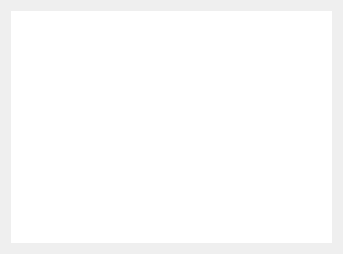
First picture: the form in pyqt5_ui/video_widget.ui, repository sandhavi/Intellihack_kodelabs, before the edit.
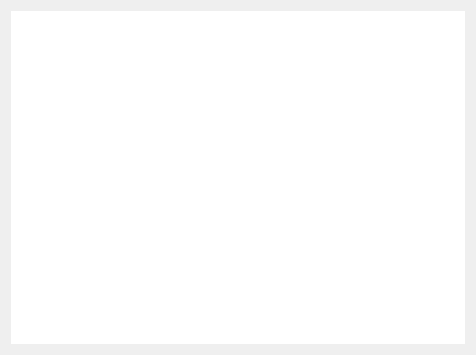
Second picture: the form after the edit. Icons and pictures are not drawn.

The edit to the form file:
```diff
--- a/pyqt5_ui/video_widget.ui
+++ b/pyqt5_ui/video_widget.ui
@@ -6,8 +6,8 @@
    <rect>
     <x>0</x>
     <y>0</y>
-    <width>343</width>
-    <height>254</height>
+    <width>476</width>
+    <height>355</height>
    </rect>
   </property>
   <property name="windowTitle">
```
Left out of the diff: 4 changed lines with no effect on the pictures.
